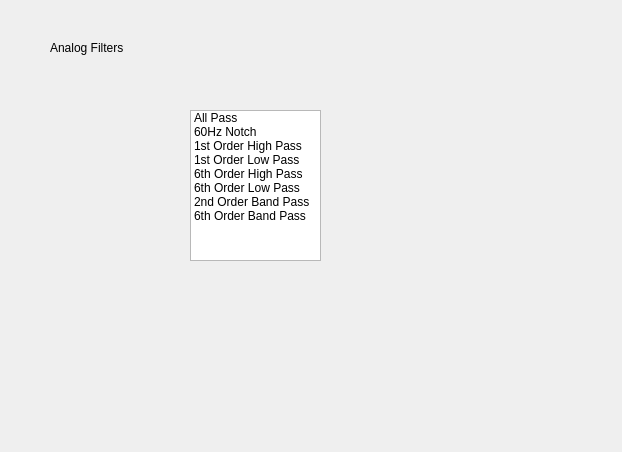
Above: gui/qtdesigner/FilterWidget.ui from wyattduber/CyDAQ before the change. Below: the same form after it.
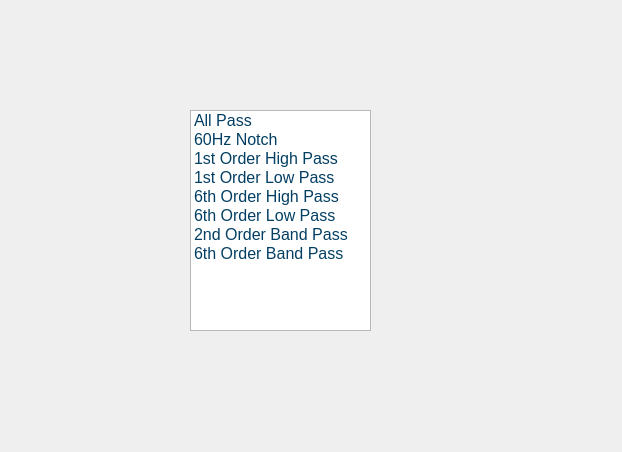
That is the form after the change.

Commit message: update styling for filters and corners

```diff
--- a/gui/qtdesigner/FilterWidget.ui
+++ b/gui/qtdesigner/FilterWidget.ui
@@ -13,26 +13,21 @@
   <property name="windowTitle">
    <string>Form</string>
   </property>
-  <widget class="QLabel" name="filterLabel">
-   <property name="geometry">
-    <rect>
-     <x>50</x>
-     <y>40</y>
-     <width>181</width>
-     <height>16</height>
-    </rect>
-   </property>
-   <property name="text">
-    <string>Analog Filters</string>
-   </property>
-  </widget>
-  <widget class="QListWidget" name="filterList">
+  <property name="styleSheet">
+   <string notr="true">QWidget {
+	font-family: &quot;Segoe UI&quot;;
+	font-size: 16px;
+	color: #033f63;
+}
+</string>
+  </property>
+  <widget class="QListWidget" name="filter_list">
    <property name="geometry">
     <rect>
      <x>190</x>
      <y>110</y>
-     <width>131</width>
-     <height>151</height>
+     <width>181</width>
+     <height>221</height>
     </rect>
    </property>
    <item>
```
The commit also changes 4 other files.
